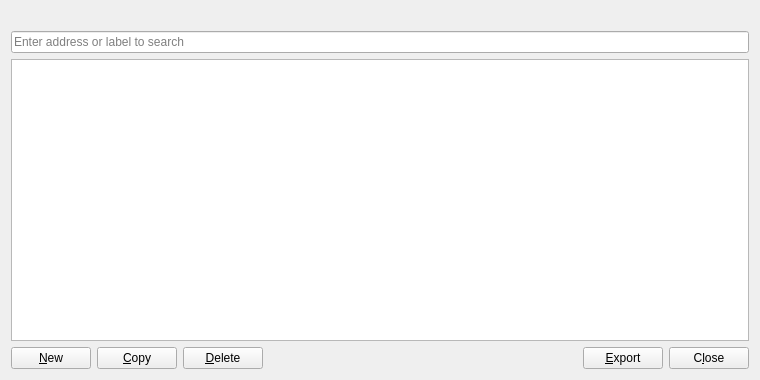
This is fennec/qt/forms/addressbookpage.ui in FennecBlockchain/Fennec as Qt 5 draws it before an edit. The edited form follows.
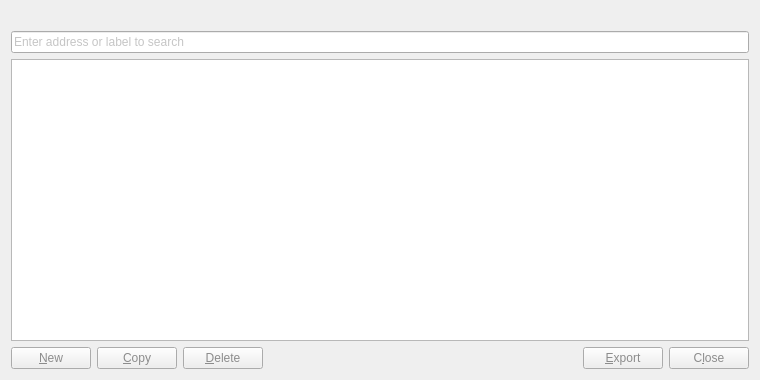
This is the edited form. Icons and pictures are not drawn.

The edit to the form file:
```diff
--- a/fennec/qt/forms/addressbookpage.ui
+++ b/fennec/qt/forms/addressbookpage.ui
@@ -10,6 +10,9 @@
     <height>380</height>
    </rect>
   </property>
+  <property name="styleSheet">
+   <string notr="true">color: rgb(140, 140, 140);</string>
+  </property>
   <layout class="QVBoxLayout" name="verticalLayout">
    <item>
     <widget class="QLabel" name="labelExplanation">
```
